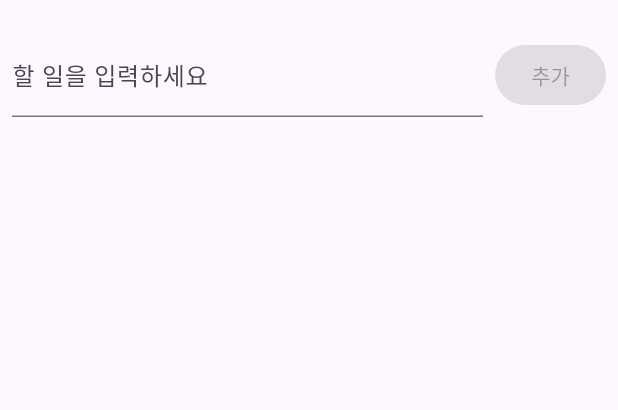
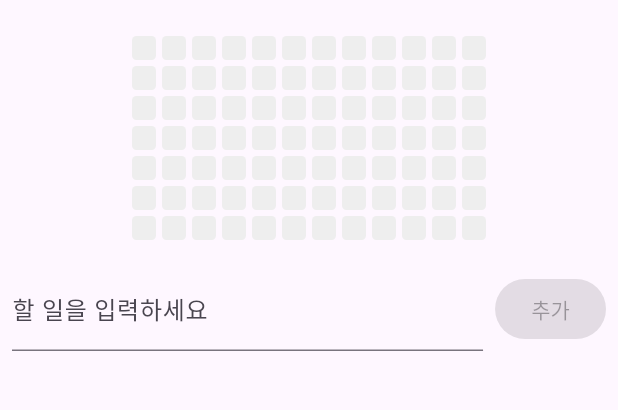
Before and after one commit to nothinking/just_five_todos, a Flutter app: the screen it shows after launch, on a phone screen of 412 x 824 dp, the part 63-473 px from its top. Run offline on Flutter 3.47's test engine with Material 3 defaults, Android fonts, the phone set to English and light mode, and no system bars.

Commit message:
Add completedAt property to Todo model and implement TodoHeatmap widget
- Introduced completedAt property to track completion date of todos.
- Updated todo completion logic to set and clear completedAt timestamp.
- Added _getCompletedCountByDay method to aggregate completed todos by date.
- Implemented _TodoHeatmap widget to visually represent completed todos over the past weeks.

```diff
--- a/lib/main.dart
+++ b/lib/main.dart
@@ -1,4 +1,5 @@
 import 'package:flutter/material.dart';
+import 'dart:math';
 
 void main() {
   runApp(const MyApp());
@@ -24,8 +25,9 @@ class Todo {
   final int id;
   final String title;
   bool isDone;
+  DateTime? completedAt;
 
-  Todo({required this.id, required this.title, this.isDone = false});
+  Todo({required this.id, required this.title, this.isDone = false, this.completedAt});
 }
 
 class TodoListPage extends StatefulWidget {
@@ -56,27 +58,45 @@ class _TodoListPageState extends State<TodoListPage> {
       if (!todo.isDone) {
         // 완료 처리
         todo.isDone = true;
+        todo.completedAt = DateTime.now();
         _todos.removeWhere((t) => t.id == todo.id);
         _completedTodos.insert(0, todo);
       } else {
         // 미완료로 되돌리기
         todo.isDone = false;
+        todo.completedAt = null;
         _completedTodos.removeWhere((t) => t.id == todo.id);
         _todos.insert(0, todo);
       }
     });
   }
 
+  Map<DateTime, int> _getCompletedCountByDay() {
+    final Map<DateTime, int> counts = {};
+    for (final todo in _completedTodos) {
+      if (todo.completedAt != null) {
+        final day = DateTime(todo.completedAt!.year, todo.completedAt!.month, todo.completedAt!.day);
+        counts[day] = (counts[day] ?? 0) + 1;
+      }
+    }
+    return counts;
+  }
+
   @override
   Widget build(BuildContext context) {
     final visibleTodos = _todos.take(5).toList();
     final visibleCompleted = _completedTodos.take(5).toList();
+    final completedCountByDay = _getCompletedCountByDay();
     return Scaffold(
       appBar: AppBar(
         title: const Text('Just Five Todos'),
       ),
       body: Column(
         children: [
+          Padding(
+            padding: const EdgeInsets.all(8.0),
+            child: _TodoHeatmap(counts: completedCountByDay),
+          ),
           Padding(
             padding: const EdgeInsets.all(8.0),
             child: Row(
@@ -178,3 +198,57 @@ class _TodoListPageState extends State<TodoListPage> {
     super.dispose();
   }
 }
+
+class _TodoHeatmap extends StatelessWidget {
+  final Map<DateTime, int> counts;
+  final int weeks;
+  final int daysPerWeek;
+  final int cellSize;
+  final int cellPadding;
+  final int maxCount;
+
+  _TodoHeatmap({
+    required this.counts,
+    this.weeks = 12,
+    this.daysPerWeek = 7,
+    this.cellSize = 16,
+    this.cellPadding = 2,
+  }) : maxCount = counts.isEmpty ? 1 : counts.values.reduce(max);
+
+  Color _colorForCount(int count) {
+    if (count == 0) return Colors.grey[200]!;
+    if (count == 1) return Colors.green[100]!;
+    if (count == 2) return Colors.green[300]!;
+    if (count == 3) return Colors.green[400]!;
+    if (count == 4) return Colors.green[600]!;
+    return Colors.green[800]!; // 5개 이상
+  }
+
+  @override
+  Widget build(BuildContext context) {
+    final today = DateTime.now();
+    final start = today.subtract(Duration(days: weeks * daysPerWeek - 1));
+    List<Widget> columns = [];
+    for (int w = 0; w < weeks; w++) {
+      List<Widget> cells = [];
+      for (int d = 0; d < daysPerWeek; d++) {
+        final day = start.add(Duration(days: w * daysPerWeek + d));
+        final count = counts[DateTime(day.year, day.month, day.day)] ?? 0;
+        cells.add(Container(
+          width: cellSize.toDouble(),
+          height: cellSize.toDouble(),
+          margin: EdgeInsets.all(cellPadding.toDouble()),
+          decoration: BoxDecoration(
+            color: _colorForCount(count),
+            borderRadius: BorderRadius.circular(3),
+          ),
+        ));
+      }
+      columns.add(Column(children: cells));
+    }
+    return SingleChildScrollView(
+      scrollDirection: Axis.horizontal,
+      child: Row(children: columns),
+    );
+  }
+}
```
